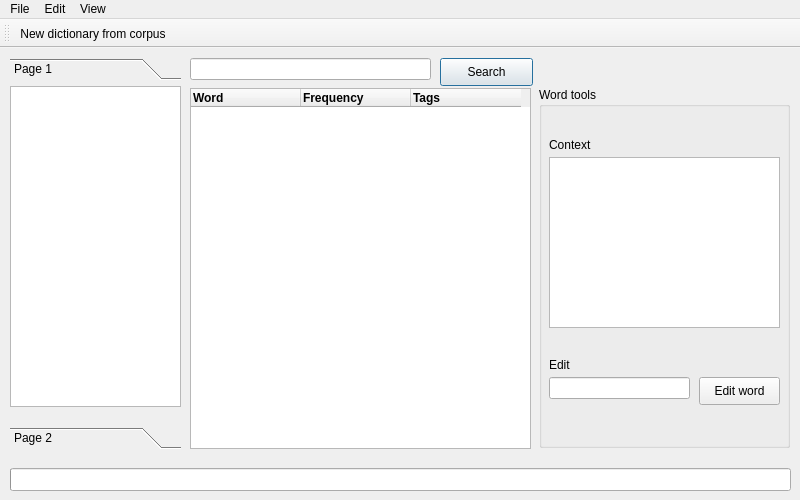
Above: App/app_window.ui from vladrrv/BSU-NLP before the change. Below: the same form after it.
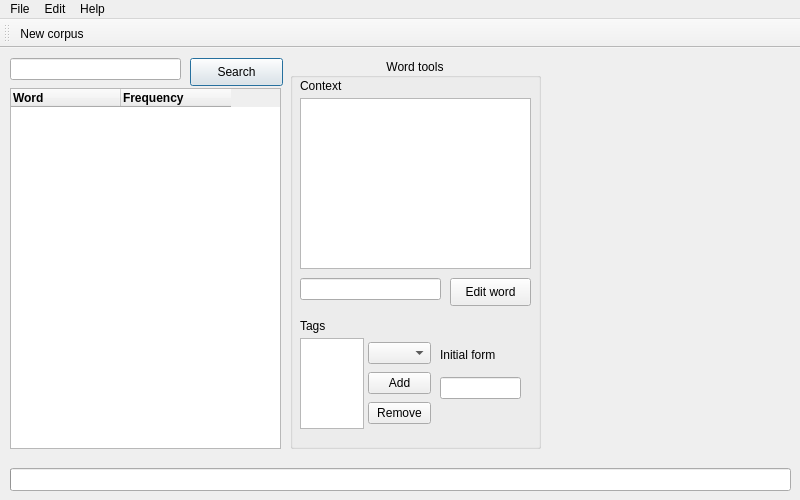
That is the form after the change.

The edit to the form file:
```diff
--- a/App/app_window.ui
+++ b/App/app_window.ui
@@ -35,9 +35,9 @@
    <widget class="QLineEdit" name="lineEdit">
     <property name="geometry">
      <rect>
-      <x>190</x>
+      <x>10</x>
       <y>10</y>
-      <width>241</width>
+      <width>171</width>
       <height>22</height>
      </rect>
     </property>
@@ -45,7 +45,7 @@
    <widget class="QPushButton" name="searchButton">
     <property name="geometry">
      <rect>
-      <x>440</x>
+      <x>190</x>
       <y>10</y>
       <width>93</width>
       <height>28</height>
@@ -77,9 +77,9 @@
    <widget class="QTableWidget" name="tableWidget">
     <property name="geometry">
      <rect>
-      <x>190</x>
+      <x>10</x>
       <y>40</y>
-      <width>341</width>
+      <width>271</width>
       <height>361</height>
      </rect>
     </property>
@@ -158,87 +158,27 @@
       </color>
      </property>
     </column>
-    <column>
-     <property name="text">
-      <string>Tags</string>
-     </property>
-     <property name="font">
-      <font>
-       <weight>75</weight>
-       <bold>true</bold>
-      </font>
-     </property>
-     <property name="textAlignment">
-      <set>AlignLeading|AlignVCenter</set>
-     </property>
-    </column>
-   </widget>
-   <widget class="QToolBox" name="toolBox">
-    <property name="geometry">
-     <rect>
-      <x>10</x>
-      <y>10</y>
-      <width>171</width>
-      <height>391</height>
-     </rect>
-    </property>
-    <property name="currentIndex">
-     <number>0</number>
-    </property>
-    <widget class="QWidget" name="page">
-     <property name="geometry">
-      <rect>
-       <x>0</x>
-       <y>0</y>
-       <width>171</width>
-       <height>329</height>
-      </rect>
-     </property>
-     <attribute name="label">
-      <string>Page 1</string>
-     </attribute>
-     <widget class="QListWidget" name="listWidget">
-      <property name="geometry">
-       <rect>
-        <x>0</x>
-        <y>0</y>
-        <width>171</width>
-        <height>321</height>
-       </rect>
-      </property>
-     </widget>
-    </widget>
-    <widget class="QWidget" name="page_2">
-     <property name="geometry">
-      <rect>
-       <x>0</x>
-       <y>0</y>
-       <width>171</width>
-       <height>329</height>
-      </rect>
-     </property>
-     <attribute name="label">
-      <string>Page 2</string>
-     </attribute>
-    </widget>
    </widget>
    <widget class="QGroupBox" name="groupBox">
     <property name="geometry">
      <rect>
-      <x>539</x>
-      <y>39</y>
+      <x>290</x>
+      <y>10</y>
       <width>251</width>
-      <height>361</height>
+      <height>391</height>
      </rect>
     </property>
     <property name="title">
      <string>Word tools</string>
     </property>
-    <widget class="QTextBrowser" name="textBrowser">
+    <property name="alignment">
+     <set>Qt::AlignCenter</set>
+    </property>
+    <widget class="QTextBrowser" name="tb_context">
      <property name="geometry">
       <rect>
        <x>10</x>
-       <y>70</y>
+       <y>40</y>
        <width>231</width>
        <height>171</height>
       </rect>
@@ -248,7 +188,7 @@
      <property name="geometry">
       <rect>
        <x>10</x>
-       <y>290</y>
+       <y>220</y>
        <width>141</width>
        <height>22</height>
       </rect>
@@ -257,24 +197,11 @@
       <bool>true</bool>
      </property>
     </widget>
-    <widget class="QLabel" name="label">
-     <property name="geometry">
-      <rect>
-       <x>10</x>
-       <y>270</y>
-       <width>61</width>
-       <height>16</height>
-      </rect>
-     </property>
-     <property name="text">
-      <string>Edit</string>
-     </property>
-    </widget>
     <widget class="QLabel" name="label_2">
      <property name="geometry">
       <rect>
        <x>10</x>
-       <y>50</y>
+       <y>20</y>
        <width>55</width>
        <height>16</height>
       </rect>
@@ -287,7 +214,7 @@
      <property name="geometry">
       <rect>
        <x>160</x>
-       <y>290</y>
+       <y>220</y>
        <width>81</width>
        <height>28</height>
       </rect>
@@ -296,6 +223,90 @@
       <string>Edit word</string>
      </property>
     </widget>
+    <widget class="QLabel" name="label">
+     <property name="geometry">
+      <rect>
+       <x>10</x>
+       <y>260</y>
+       <width>31</width>
+       <height>16</height>
+      </rect>
+     </property>
+     <property name="text">
+      <string>Tags</string>
+     </property>
+    </widget>
+    <widget class="QWidget" name="horizontalLayoutWidget">
+     <property name="geometry">
+      <rect>
+       <x>10</x>
+       <y>280</y>
+       <width>131</width>
+       <height>91</height>
+      </rect>
+     </property>
+     <layout class="QHBoxLayout" name="horizontalLayout">
+      <property name="spacing">
+       <number>4</number>
+      </property>
+      <item>
+       <widget class="QListWidget" name="lw_tags"/>
+      </item>
+      <item>
+       <layout class="QVBoxLayout" name="verticalLayout_2">
+        <property name="spacing">
+         <number>4</number>
+        </property>
+        <item>
+         <widget class="QComboBox" name="cb_tags"/>
+        </item>
+        <item>
+         <widget class="QPushButton" name="pb_addtag">
+          <property name="text">
+           <string>Add</string>
+          </property>
+         </widget>
+        </item>
+        <item>
+         <widget class="QPushButton" name="pb_removetag">
+          <property name="text">
+           <string>Remove</string>
+          </property>
+         </widget>
+        </item>
+       </layout>
+      </item>
+     </layout>
+    </widget>
+    <widget class="QWidget" name="verticalLayoutWidget">
+     <property name="geometry">
+      <rect>
+       <x>150</x>
+       <y>280</y>
+       <width>81</width>
+       <height>61</height>
+      </rect>
+     </property>
+     <layout class="QVBoxLayout" name="verticalLayout">
+      <item>
+       <widget class="QLabel" name="label_3">
+        <property name="text">
+         <string>Initial form</string>
+        </property>
+       </widget>
+      </item>
+      <item>
+       <widget class="QLineEdit" name="le_initform">
+        <property name="enabled">
+         <bool>true</bool>
+        </property>
+        <property name="readOnly">
+         <bool>true</bool>
+        </property>
+       </widget>
+      </item>
+     </layout>
+    </widget>
    </widget>
   </widget>
   <widget class="QMenuBar" name="menubar">
@@ -320,14 +331,14 @@
      <string>Edit</string>
     </property>
    </widget>
-   <widget class="QMenu" name="menuView">
+   <widget class="QMenu" name="menuHelp">
     <property name="title">
-     <string>View</string>
+     <string>Help</string>
     </property>
    </widget>
    <addaction name="menuFile"/>
    <addaction name="menuEdit"/>
-   <addaction name="menuView"/>
+   <addaction name="menuHelp"/>
   </widget>
   <widget class="QToolBar" name="toolBar">
    <property name="windowTitle">
@@ -343,7 +354,7 @@
   </widget>
   <action name="actionAdd_Corpus_Directory">
    <property name="text">
-    <string>New dictionary from corpus</string>
+    <string>New corpus</string>
    </property>
   </action>
   <action name="actionSave_Dictionary">
```
Left out of the diff: 10 changed lines with no effect on the pictures.
